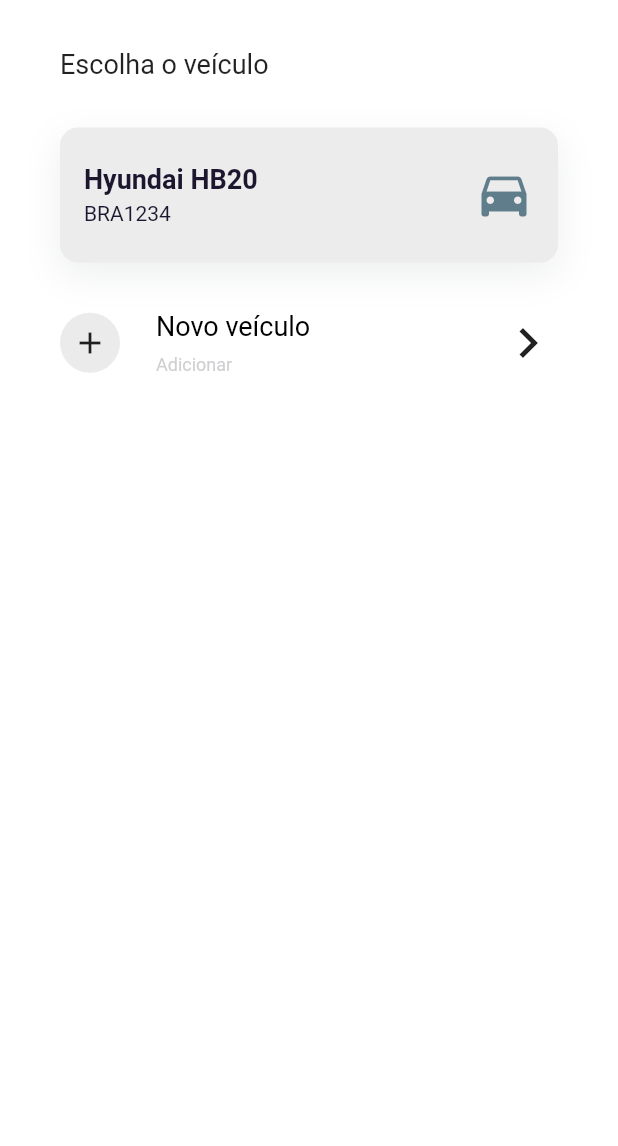
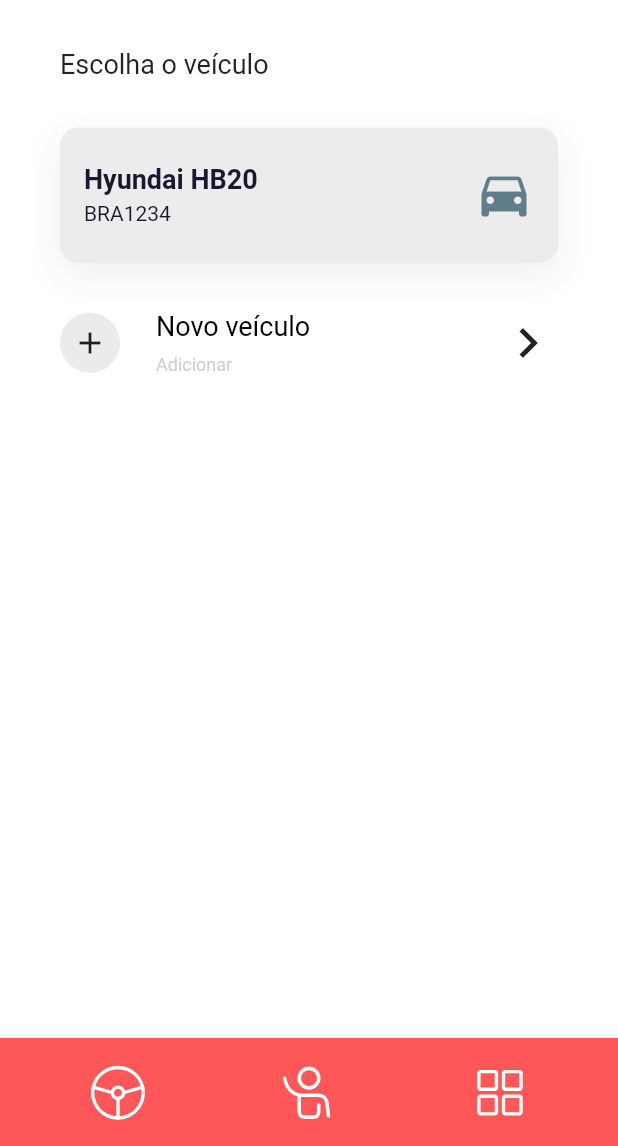
Before and after one commit to maisamrr/caronasIESB, a Flutter app: the EscolherVeiculo screen opened directly, on a phone screen of 412 x 824 dp, the part 90-1236 px from its top. Run offline on Flutter 3.47's test engine with Material 2 defaults, Android fonts, the phone set to English and light mode, and no system bars; our stand-ins replace flutter_svg; Roboto replaces fonts that are missing (Inria).

Commit message:
#25 rotas possíveis feitas

```diff
--- a/lib/screens/atividades.dart
+++ b/lib/screens/atividades.dart
@@ -2,6 +2,7 @@
 import 'package:caronapp/widgets/customhistory.dart';
 import 'package:caronapp/widgets/roundpicturewithlikes.dart';
 import 'package:flutter/material.dart';
+import '../widgets/bottomnavigationbarwidget.dart';
 import '../widgets/roundsquareicon.dart';
 
 class Atividades extends StatefulWidget {
@@ -135,6 +136,7 @@
           ],
         ),
       ),
+            bottomNavigationBar: BottomNavigationBarWidget(),
     );
   }
 }
--- a/lib/screens/detalhescarona.dart
+++ b/lib/screens/detalhescarona.dart
@@ -1,6 +1,7 @@
 import 'package:caronapp/widgets/customdriver.dart';
 import 'package:flutter/material.dart';
 
+import '../widgets/bottomnavigationbarwidget.dart';
 import '../widgets/custompassenger.dart';
 
 class DetalhesCarona extends StatelessWidget {
@@ -91,6 +92,7 @@
           ),
         ),
       ),
+            bottomNavigationBar: BottomNavigationBarWidget(),
     );
   }
 }
--- a/lib/screens/escolherveiculo.dart
+++ b/lib/screens/escolherveiculo.dart
@@ -1,4 +1,5 @@
 import 'package:flutter/material.dart';
+import '../widgets/bottomnavigationbarwidget.dart';
 import '../widgets/customcarcard.dart';
 import '../widgets/customhistory.dart';
 import 'homecarona.dart';
@@ -122,6 +123,7 @@
           ],
         ),
       ),
+            bottomNavigationBar: BottomNavigationBarWidget(),
     );
   }
 }
--- a/lib/screens/fimcarona.dart
+++ b/lib/screens/fimcarona.dart
@@ -1,5 +1,6 @@
 import 'package:caronapp/widgets/customdriver.dart';
 import 'package:flutter/material.dart';
+import '../widgets/bottomnavigationbarwidget.dart';
 import '../widgets/custompassenger.dart';
 import '../widgets/custompassengerlike.dart';
 
@@ -156,6 +157,7 @@
           ),
         ),
       ),
+            bottomNavigationBar: BottomNavigationBarWidget(),
     );
   }
 }
--- a/lib/screens/homecarona.dart
+++ b/lib/screens/homecarona.dart
@@ -1,3 +1,4 @@
+import 'package:caronapp/widgets/bottomnavigationbarwidget.dart';
 import 'package:flutter/material.dart';
 import '../widgets/customfind.dart';
 import '../widgets/customhistory.dart';
@@ -59,6 +60,7 @@
           ],
         ),
       ),
+      bottomNavigationBar: BottomNavigationBarWidget(),
     );
   }
 }
--- a/lib/screens/oferecercarona.dart
+++ b/lib/screens/oferecercarona.dart
@@ -1,4 +1,5 @@
 import 'package:flutter/material.dart';
+import '../widgets/bottomnavigationbarwidget.dart';
 import '../widgets/customsearchfield.dart';
 import '../widgets/customtimepicker.dart';
 import '../widgets/kmformfield.dart';
@@ -74,6 +75,7 @@
           ],
         ),
       ),
+            bottomNavigationBar: BottomNavigationBarWidget(),
     );
   }
 }
--- /dev/null
+++ b/lib/widgets/bottomnavigationbarwidget.dart
@@ -0,0 +1,80 @@
+import 'package:flutter/material.dart';
+import 'package:flutter_svg/flutter_svg.dart';
+
+class BottomNavigationBarWidget extends StatefulWidget {
+  const BottomNavigationBarWidget({Key? key}) : super(key: key);
+
+  @override
+  _BottomNavigationBarWidgetState createState() =>
+      _BottomNavigationBarWidgetState();
+}
+
+class _BottomNavigationBarWidgetState
+    extends State<BottomNavigationBarWidget> {
+  int _selectedIndex = 0;
+
+  final List<Map<String, dynamic>> _items = [
+    {
+      'icon': 'assets/images/tabler_steering-wheel.svg',
+      'width': 45.0,
+      'height': 45.0,
+      'route': '/oferecercarona',
+    },
+    {
+      'icon': 'assets/images/solar_user-hand-up-broken.svg',
+      'width': 39.0,
+      'height': 43.17,
+      'route': '/pedircarona',
+    },
+    {
+      'icon': 'assets/images/ep_menu.svg',
+      'width': 37.5,
+      'height': 37.5,
+      'route': '/usuarioperfil',
+    },
+  ];
+
+  void _onItemTapped(int index) {
+    setState(() {
+      _selectedIndex = index;
+      Navigator.pushNamed(context, _items[_selectedIndex]['route']);
+    });
+  }
+
+  @override
+  Widget build(BuildContext context) {
+    const double iconPadding = 20.0; // define o valor do padding
+
+    return BottomNavigationBar(
+      selectedLabelStyle: TextStyle(fontSize: 8),
+      unselectedLabelStyle: TextStyle(fontSize: 8),
+      backgroundColor: const Color(0xFFFF5757),
+      selectedItemColor: Colors.blue,
+      unselectedItemColor: Colors.grey,
+      type: BottomNavigationBarType.fixed,
+      currentIndex: _selectedIndex,
+      onTap: _onItemTapped,
+      items: _items
+          .map(
+            (item) => BottomNavigationBarItem(
+              icon: Padding(
+                padding: EdgeInsets.fromLTRB(
+                    _items.indexOf(item) == 0 ? iconPadding : 0,
+                    10,
+                    _items.indexOf(item) == _items.length - 1
+                        ? iconPadding
+                        : 0,
+                    0),
+                child: SvgPicture.asset(
+                  item['icon'],
+                  width: item['width'],
+                  height: item['height'],
+                ),
+              ),
+              label: '',
+            ),
+          )
+          .toList(),
+    );
+  }
+}
```
Also changed, not shown: lib/main.dart (+16 -1 lines), lib/screens/cadastro.dart (+9 -1 lines), lib/screens/cadastroveiculo.dart (+7 -1 lines), lib/screens/destino.dart (+7 -1 lines), lib/screens/login.dart (+18 -2 lines), assets/images/ep_menu.svg (added), assets/images/solar_user-hand-up-broken.svg (added), assets/images/tabler_steering-wheel.svg (added), 1 other file.
